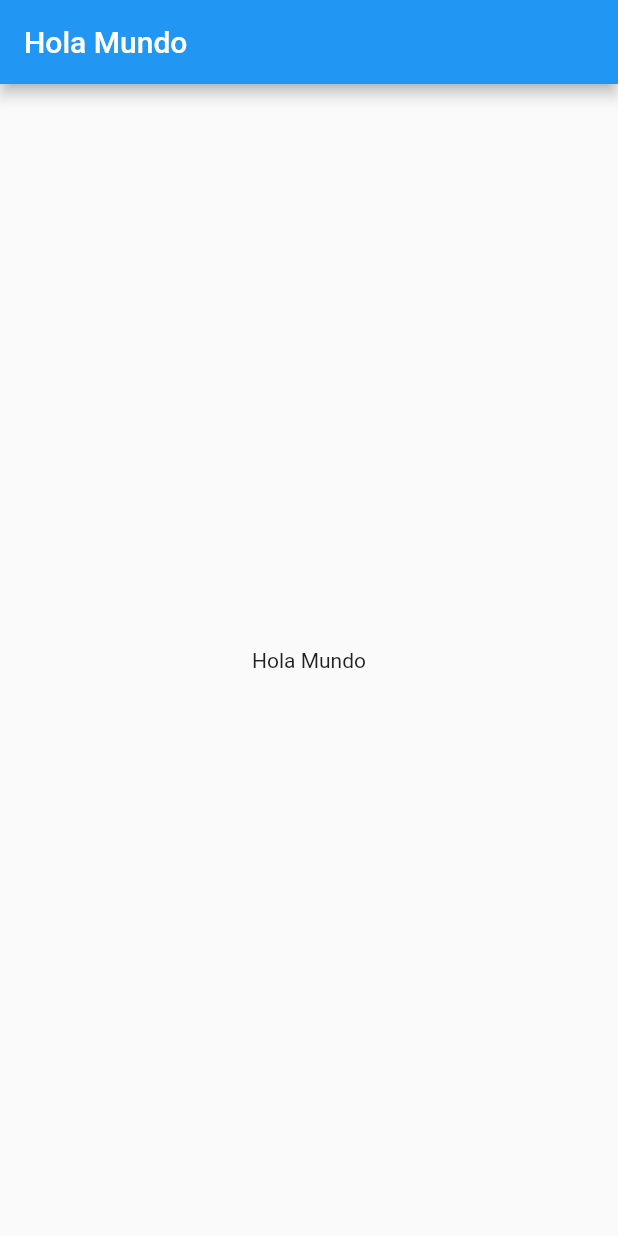
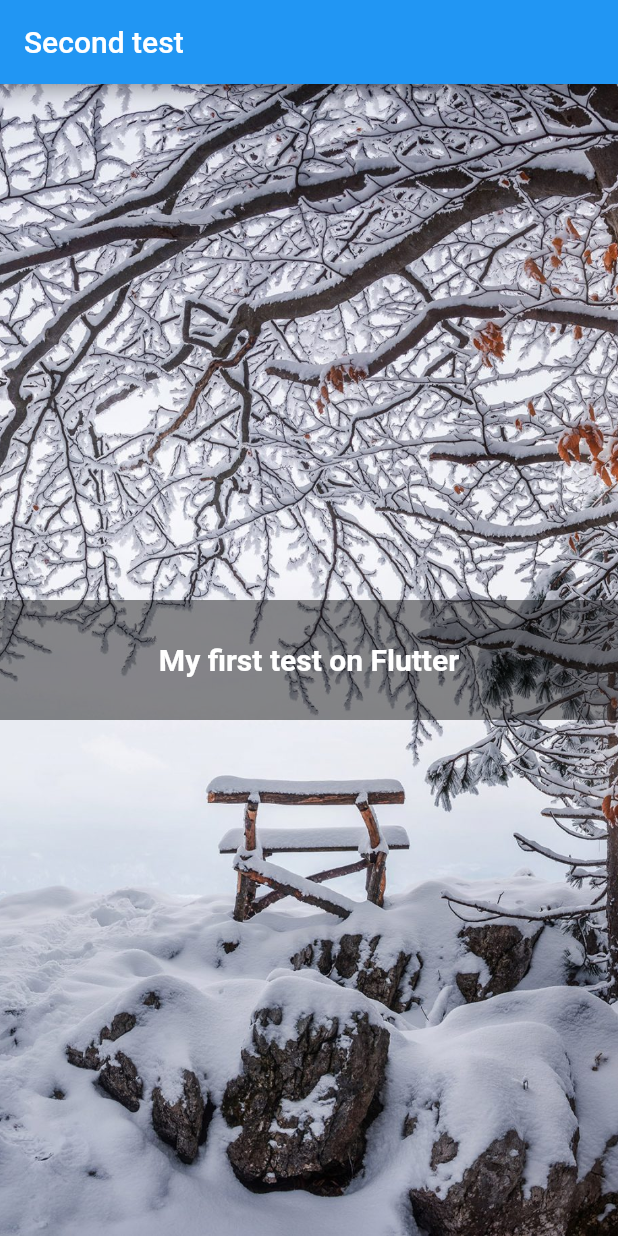
Before and after one commit to AndoniG/trips-app, a Flutter app: the screen it shows after launch, on a phone screen of 412 x 824 dp. Run offline on Flutter 3.47's test engine with Material 2 defaults, Android fonts, the phone set to English and light mode, and no system bars.

Commit message:
Fist widget challenge

```diff
--- a/lib/main.dart
+++ b/lib/main.dart
@@ -16,9 +16,29 @@ class MyApp extends StatelessWidget {
         ),
         home: Scaffold(
           appBar: AppBar(
-            title: Text("Hola Mundo"),
+            title: Text("Second test"),
           ),
-          body: Center(child: Text("Hola Mundo")),
+          body: Container(
+            alignment: Alignment.center,
+            child: Container(
+              alignment: Alignment.center,
+              color: Colors.black45,
+              child: Text(
+                "My first test on Flutter",
+                style: TextStyle(
+                    fontSize: 20,
+                    color: Colors.white,
+                    fontWeight: FontWeight.bold),
+              ),
+              height: 80,
+            ),
+            decoration: BoxDecoration(
+              image: DecorationImage(
+                image: AssetImage("assets/images/flutter-background.jpg"),
+                fit: BoxFit.cover,
+              ),
+            ),
+          ),
         )
         //MyHomePage(title: 'Flutter Home Page'),
         );
```
Also changed, not shown: pubspec.yaml (+3 -6 lines), assets/images/flutter-background.jpg (added).
